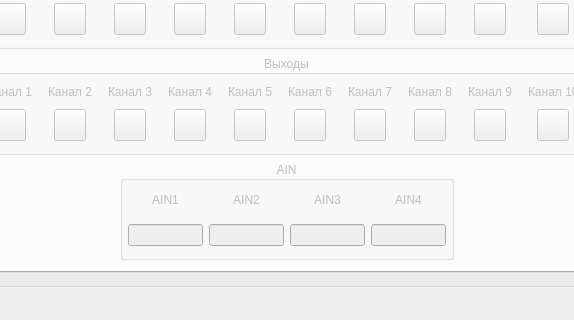
First picture: the form in mainwindow.ui, repository vlarry/emulator, before the edit; both pictures show x 125 to 699 and y 478 to 798 of the 1057 by 798 pixel window.
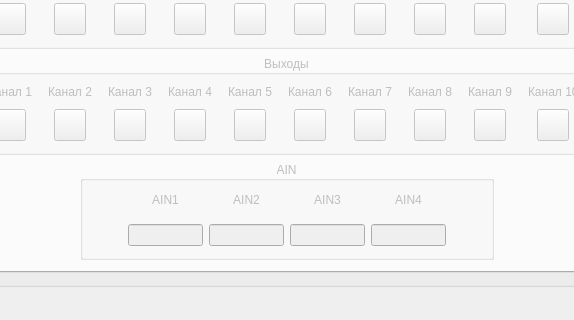
Second picture: the form after the edit. The open tabs and pages were chosen to show the change. Icons and pictures are not drawn. Custom widgets are drawn as their Qt base class.

Diff of the .ui file:
```diff
--- a/mainwindow.ui
+++ b/mainwindow.ui
@@ -3861,7 +3861,7 @@
              <item>
               <widget class="QGroupBox" name="groupAIN">
                <property name="sizePolicy">
-                <sizepolicy hsizetype="MinimumExpanding" vsizetype="Minimum">
+                <sizepolicy hsizetype="Minimum" vsizetype="Minimum">
                  <horstretch>0</horstretch>
                  <verstretch>0</verstretch>
                 </sizepolicy>
@@ -3882,6 +3882,19 @@
                 <property name="rightMargin">
                  <number>5</number>
                 </property>
+                <item>
+                 <spacer name="horizontalSpacer_6">
+                  <property name="orientation">
+                   <enum>Qt::Horizontal</enum>
+                  </property>
+                  <property name="sizeHint" stdset="0">
+                   <size>
+                    <width>40</width>
+                    <height>20</height>
+                   </size>
+                  </property>
+                 </spacer>
+                </item>
                 <item>
                  <layout class="QVBoxLayout" name="verticalLayout_40">
                   <item>
@@ -4044,6 +4057,19 @@
                   </item>
                  </layout>
                 </item>
+                <item>
+                 <spacer name="horizontalSpacer_22">
+                  <property name="orientation">
+                   <enum>Qt::Horizontal</enum>
+                  </property>
+                  <property name="sizeHint" stdset="0">
+                   <size>
+                    <width>40</width>
+                    <height>20</height>
+                   </size>
+                  </property>
+                 </spacer>
+                </item>
                </layout>
               </widget>
              </item>
```
Left out of the diff: 2 changed lines with no effect on the pictures.
